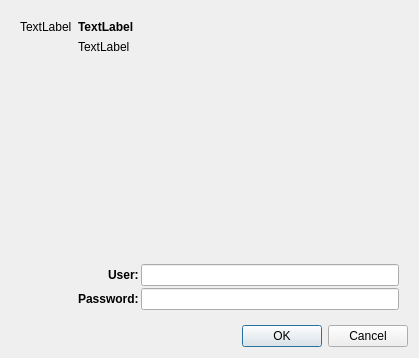
Above: validation.ui from lliurex/kscreen-system-settings before the change. Below: the same form after it.
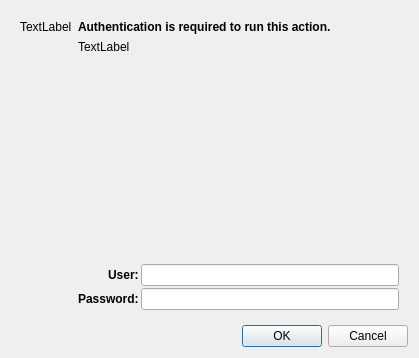
That is the form after the change.

What changed in the file:
```diff
--- a/validation.ui
+++ b/validation.ui
@@ -150,7 +150,7 @@
          <string notr="true">font: 16pt &quot;Noto Sans&quot;;</string>
         </property>
         <property name="text">
-         <string>&lt;html&gt;&lt;head/&gt;&lt;body&gt;&lt;p&gt;&lt;span style=&quot; font-weight:600;&quot;&gt;TextLabel&lt;/span&gt;&lt;/p&gt;&lt;/body&gt;&lt;/html&gt;</string>
+         <string>&lt;html&gt;&lt;head/&gt;&lt;body&gt;&lt;p&gt;&lt;span style=&quot; font-weight:600;&quot;&gt;Authentication is required to run this action.&lt;/span&gt;&lt;/p&gt;&lt;/body&gt;&lt;/html&gt;</string>
         </property>
         <property name="textFormat">
          <enum>Qt::AutoText</enum>
```
Left out of the diff: 4 changed lines with no effect on the pictures.
